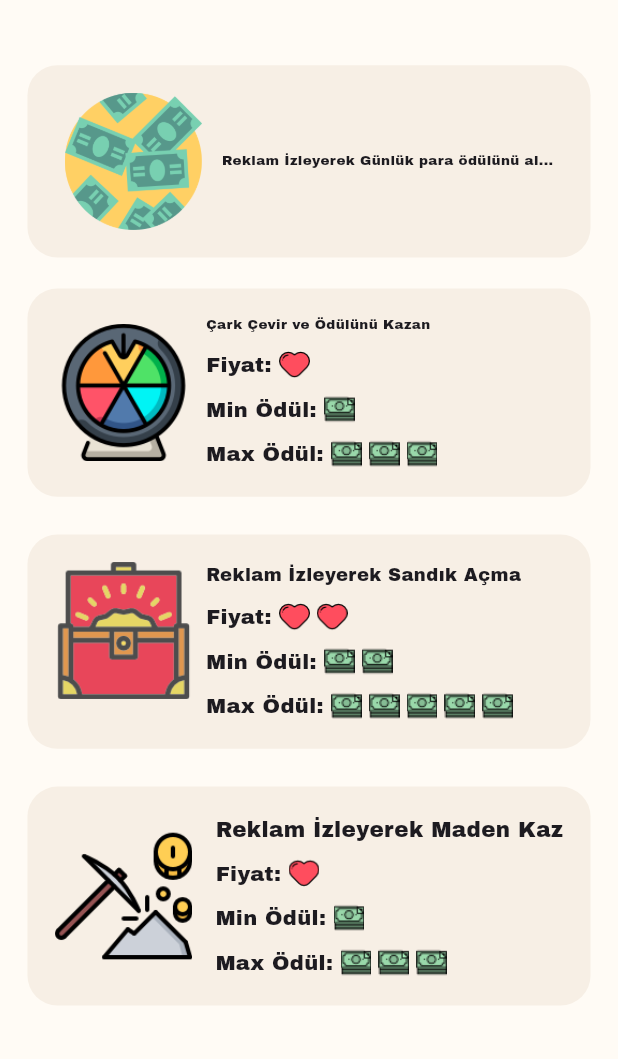
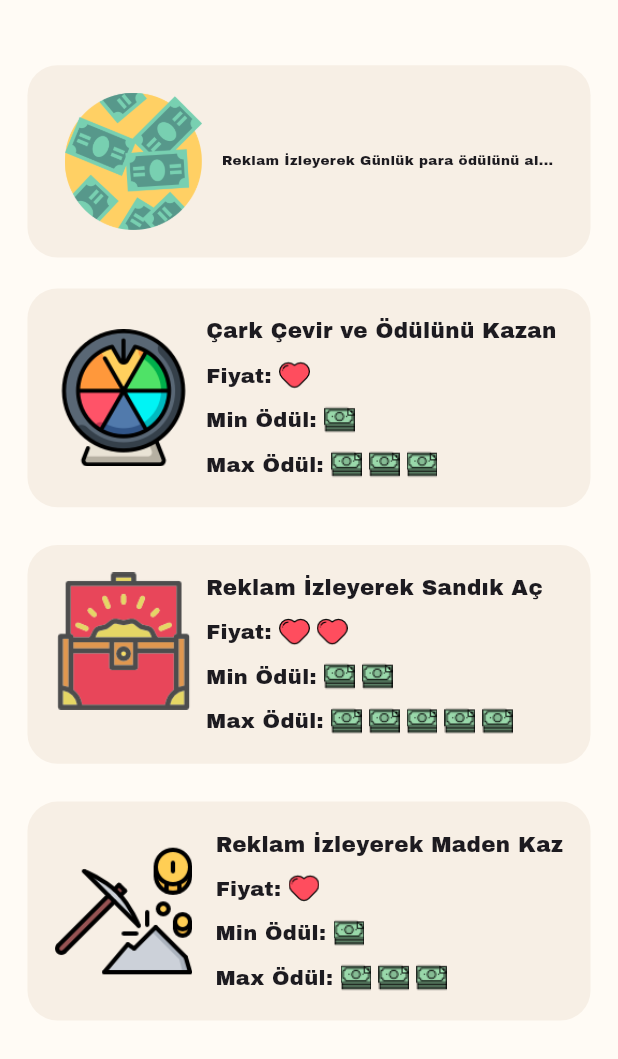
Before and after one commit to cengizxturkes/GorevYapKazan, a Flutter app: the HomePage screen opened directly, on a phone screen of 412 x 824 dp. Shown: the top 1059 px of the screen. Run offline on Flutter 3.47's test engine with Material 3 defaults, Android fonts, the light colour scheme and no system bars; our stand-ins replace auto_size_text, cloud_firestore, file_picker, firebase_auth, firebase_core, firebase_dynamic_links and 9 more; missing offline and left inert: email_otp; accounts and stored records are empty; network calls fail.

Commit message:
bug fixed

```diff
--- a/lib/app/ui/pages/home_page/home_page.dart
+++ b/lib/app/ui/pages/home_page/home_page.dart
@@ -76,7 +76,7 @@ class HomePage extends StatelessWidget {
                                 crossAxisAlignment: CrossAxisAlignment.start,
                                 children: [
                                   Text('Çark Çevir ve Ödülünü Kazan',
-                                      style: TextStyle(fontSize: 9)),
+                                      style: TextStyle(fontSize: 12.5.r)),
                                   Padding(
                                     padding:
                                         EdgeInsets.symmetric(vertical: 8.0.w),
@@ -187,8 +187,8 @@ class HomePage extends StatelessWidget {
                               child: Column(
                                 crossAxisAlignment: CrossAxisAlignment.start,
                                 children: [
-                                  Text('Reklam İzleyerek Sandık Açma',
-                                      style: TextStyle(fontSize: 12)),
+                                  Text('Reklam İzleyerek Sandık Aç',
+                                      style: TextStyle(fontSize: 12.5.r)),
                                   Padding(
                                     padding:
                                         EdgeInsets.symmetric(vertical: 8.0.w),
--- a/lib/app/ui/pages/root_page/root_page.dart
+++ b/lib/app/ui/pages/root_page/root_page.dart
@@ -217,6 +217,8 @@ class _RootPageState extends State<RootPage> {
                                                   TextButton(
                                                     onPressed: () {
                                                       c.showRewardedAd();
+                                                      c.update();
+                                                      c.watch++;
                                                     },
                                                     child: Text("İzle"),
                                                   ),
```
Also changed, not shown: 2 other files.
